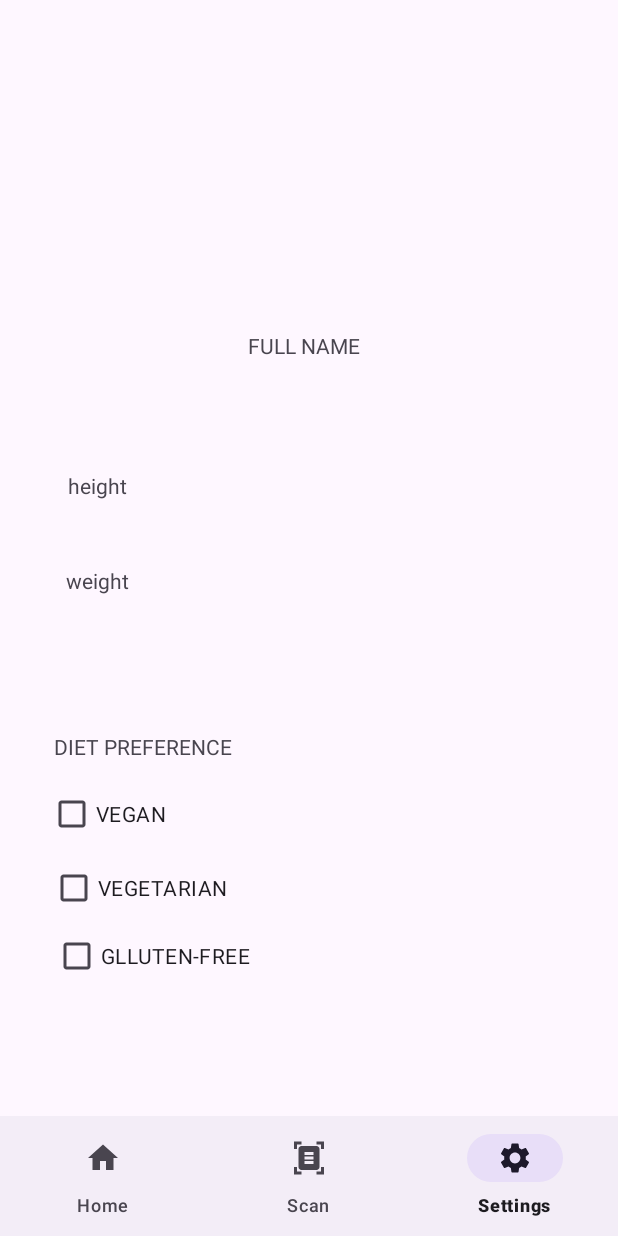
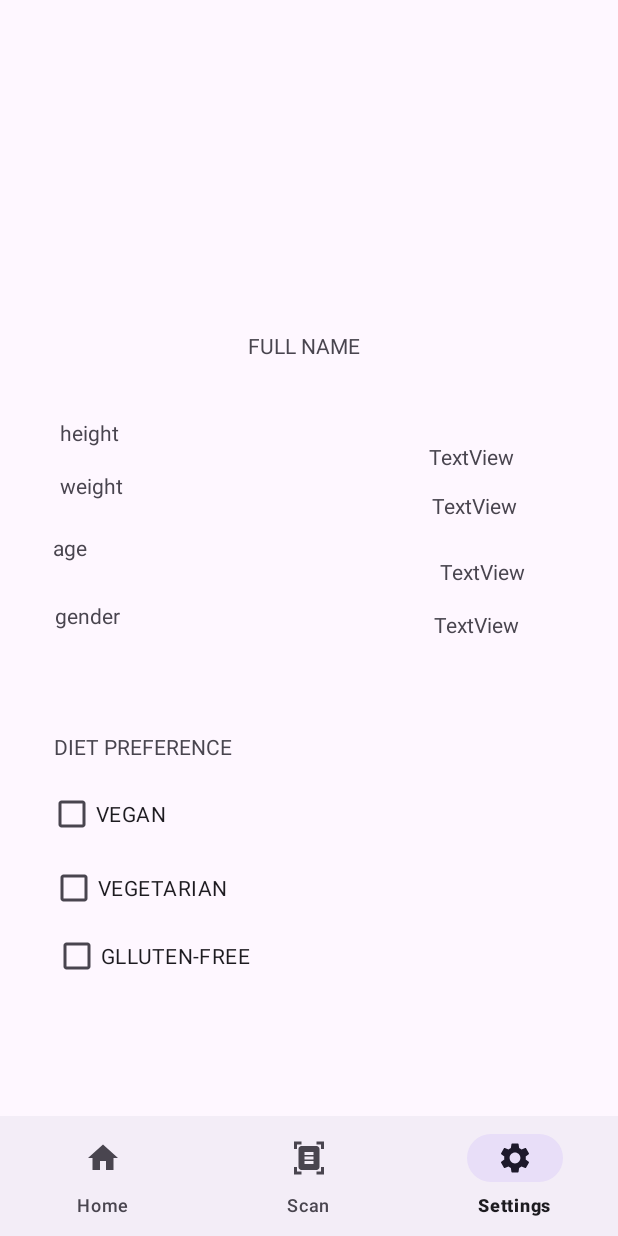
Before and after one commit to michaelis2/Halalify, an Android app: the HomeFragment screen opened directly, with no data from a screen before it, item 3 of the bottom bar chosen, on a phone screen of 412 x 824 dp. Run offline under Robolectric (Android 15) with nearby library versions, the phone set to English and light mode, and no system bars; our stand-ins replace Firebase (no records; nobody signed in at launch, a user with empty details on screens opened directly); pictures from the network do not load.

Commit message:
setting display, need to work on calory progress still

```diff
--- a/app/src/main/java/com/example/halalify/SettingFragment.kt
+++ b/app/src/main/java/com/example/halalify/SettingFragment.kt
@@ -5,9 +5,13 @@ import androidx.fragment.app.Fragment
 import android.view.LayoutInflater
 import android.view.View
 import android.view.ViewGroup
+import android.widget.TextView
+import com.google.firebase.auth.FirebaseAuth
+import com.google.firebase.firestore.FirebaseFirestore
+import android.util.Log
+import com.example.halalify.databinding.FragmentHomeBinding
+import com.example.halalify.databinding.FragmentSettingBinding
 
-// TODO: Rename parameter arguments, choose names that match
-// the fragment initialization parameters, e.g. ARG_ITEM_NUMBER
 private const val ARG_PARAM1 = "param1"
 private const val ARG_PARAM2 = "param2"
 
@@ -17,10 +21,17 @@ private const val ARG_PARAM2 = "param2"
  * create an instance of this fragment.
  */
 class SettingFragment : Fragment() {
-    // TODO: Rename and change types of parameters
+
+    private lateinit var displayHeight: TextView
+    private lateinit var displayWeight: TextView
+    private lateinit var displayAge: TextView
+    private lateinit var displayGender: TextView
+    private lateinit var displayUsername: TextView
+
     private var param1: String? = null
     private var param2: String? = null
-
+    private var _binding: FragmentSettingBinding? = null
+    private val binding get() = _binding!!
     override fun onCreate(savedInstanceState: Bundle?) {
         super.onCreate(savedInstanceState)
         arguments?.let {
@@ -29,31 +40,64 @@ class SettingFragment : Fragment() {
         }
     }
 
+
+
     override fun onCreateView(
         inflater: LayoutInflater, container: ViewGroup?,
         savedInstanceState: Bundle?
     ): View? {
-        // Inflate the layout for this fragment
-        return inflater.inflate(R.layout.fragment_setting, container, false)
+
+        _binding = FragmentSettingBinding.inflate(inflater, container, false) // Initialize binding
+        fetchUserData() // Ensure binding is initialized before calling this
+        return binding.root // Use the root view from binding
     }
 
-    companion object {
-        /**
-         * Use this factory method to create a new instance of
-         * this fragment using the provided parameters.
-         *
-         * @param param1 Parameter 1.
-         * @param param2 Parameter 2.
-         * @return A new instance of fragment SettingFragment.
-         */
-        // TODO: Rename and change types and number of parameters
-        @JvmStatic
-        fun newInstance(param1: String, param2: String) =
-            SettingFragment().apply {
-                arguments = Bundle().apply {
-                    putString(ARG_PARAM1, param1)
-                    putString(ARG_PARAM2, param2)
+    private fun fetchUserData() {
+        val db = FirebaseFirestore.getInstance()
+        val currentUser = FirebaseAuth.getInstance().currentUser
+
+        if (currentUser != null) {
+            val userId = currentUser.uid // Get the currently authenticated user's UID
+
+            db.collection("users").document(userId).get()
+                .addOnSuccessListener { document ->
+                    if (document != null && document.exists()) {
+                        try {
+                            // Extract and handle fields correctly
+                            val username = document.getString("username") ?: "Username not set"
+                            val gender = document.getString("gender") ?: "Gender not set"
+                            val age = document.getLong("age")?.toInt()?.toString() ?: "Age not set"
+                            val height = document.getLong("height")?.toInt()?.toString() ?: "Height not set"
+                            val weight = document.getLong("weight")?.toInt()?.toString() ?: "Weight not set"
+
+                            // Safely update UI using binding
+                            binding.apply {
+                                textView2.text = username
+                                displaygender.text = gender
+                                displayage.text = age
+                                displayheight.text = height
+                                displayweight.text = weight
+                            }
+                        } catch (e: Exception) {
+                            Log.e("SettingFragment", "Error parsing Firestore document", e)
+                        }
+                    } else {
+                        Log.e("SettingFragment", "Document does not exist")
+                    }
                 }
-            }
+                .addOnFailureListener { exception ->
+                    Log.e("SettingFragment", "Failed to fetch data from Firestore", exception)
+                }
+        } else {
+            Log.e("SettingFragment", "No user is currently authenticated")
+        }
     }
+    override fun onDestroyView() {
+        super.onDestroyView()
+        _binding = null
+    }
+
+
+
+
 }
--- a/app/src/main/res/layout/fragment_setting.xml
+++ b/app/src/main/res/layout/fragment_setting.xml
@@ -32,9 +32,10 @@
         android:id="@+id/textView3"
         android:layout_width="wrap_content"
         android:layout_height="wrap_content"
-        android:layout_marginTop="43dp"
+        android:layout_marginTop="8dp"
         android:text="height"
         app:layout_constraintEnd_toEndOf="@+id/textView4"
+        app:layout_constraintHorizontal_bias="0.0"
         app:layout_constraintStart_toStartOf="@+id/textView4"
         app:layout_constraintTop_toBottomOf="@+id/textView2" />
 
@@ -42,8 +43,8 @@
         android:id="@+id/textView4"
         android:layout_width="wrap_content"
         android:layout_height="wrap_content"
-        android:layout_marginStart="44dp"
-        android:layout_marginTop="44dp"
+        android:layout_marginStart="40dp"
+        android:layout_marginTop="16dp"
         android:text="weight"
         app:layout_constraintStart_toStartOf="parent"
         app:layout_constraintTop_toBottomOf="@+id/textView3" />
@@ -88,4 +89,67 @@
         app:layout_constraintStart_toStartOf="@+id/checkBox2"
         app:layout_constraintTop_toTopOf="@+id/checkBox2" />
 
+    <TextView
+        android:id="@+id/textView"
+        android:layout_width="wrap_content"
+        android:layout_height="wrap_content"
+        android:layout_marginStart="35dp"
+        android:layout_marginTop="22dp"
+        android:text="age"
+        app:layout_constraintStart_toStartOf="parent"
+        app:layout_constraintTop_toBottomOf="@+id/textView4" />
+
+    <TextView
+        android:id="@+id/textView9"
+        android:layout_width="wrap_content"
+        android:layout_height="wrap_content"
+        android:layout_marginTop="26dp"
+        android:text="gender"
+        app:layout_constraintEnd_toEndOf="@+id/textView"
+        app:layout_constraintStart_toEndOf="@+id/textView"
+        app:layout_constraintTop_toBottomOf="@+id/textView" />
+
+    <TextView
+        android:id="@+id/displayheight"
+        android:layout_width="wrap_content"
+        android:layout_height="wrap_content"
+        android:layout_marginTop="24dp"
+        android:text="TextView"
+        app:layout_constraintEnd_toEndOf="parent"
+        app:layout_constraintHorizontal_bias="0.634"
+        app:layout_constraintStart_toStartOf="@+id/textView2"
+        app:layout_constraintTop_toBottomOf="@+id/textView2" />
+
+    <TextView
+        android:id="@+id/displayweight"
+        android:layout_width="wrap_content"
+        android:layout_height="wrap_content"
+        android:layout_marginEnd="4dp"
+        android:layout_marginBottom="12dp"
+        android:text="TextView"
+        app:layout_constraintBottom_toTopOf="@+id/displayage"
+        app:layout_constraintEnd_toEndOf="@+id/displayage"
+        app:layout_constraintStart_toStartOf="@+id/displayheight"
+        app:layout_constraintTop_toBottomOf="@+id/displayheight" />
+
+    <TextView
+        android:id="@+id/displayage"
+        android:layout_width="wrap_content"
+        android:layout_height="wrap_content"
+        android:layout_marginTop="57dp"
+        android:layout_marginEnd="62dp"
+        android:text="TextView"
+        app:layout_constraintEnd_toEndOf="parent"
+        app:layout_constraintTop_toBottomOf="@+id/displayheight" />
+
+    <TextView
+        android:id="@+id/displaygender"
+        android:layout_width="wrap_content"
+        android:layout_height="wrap_content"
+        android:layout_marginTop="16dp"
+        android:layout_marginEnd="4dp"
+        android:text="TextView"
+        app:layout_constraintEnd_toEndOf="@+id/displayage"
+        app:layout_constraintTop_toBottomOf="@+id/displayage" />
+
 </androidx.constraintlayout.widget.ConstraintLayout>
```
Also changed, not shown: app/src/main/java/com/example/halalify/HomeFragment.kt (+44 -62 lines), app/src/main/java/com/example/halalify/caloriehistory.kt (+7 -38 lines), app/src/main/java/com/example/halalify/scannedproductresult.kt (+24 -12 lines).
